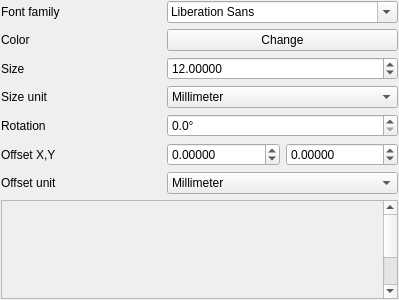
carsmie/QGIS, file src/ui/symbollayer/widget_fontmarker.ui: the form before one commit.
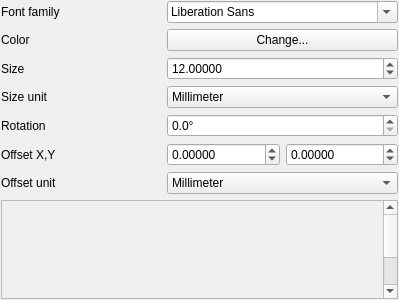
The form after the commit. Custom widgets are drawn as their Qt base class.

```diff
--- a/src/ui/symbollayer/widget_fontmarker.ui
+++ b/src/ui/symbollayer/widget_fontmarker.ui
@@ -133,7 +133,7 @@
      <item row="1" column="1">
       <widget class="QgsColorButtonV2" name="btnColor">
        <property name="text">
-        <string>Change</string>
+        <string>Change...</string>
        </property>
       </widget>
      </item>
```
Left out of the diff: 4 changed lines with no effect on the pictures.
